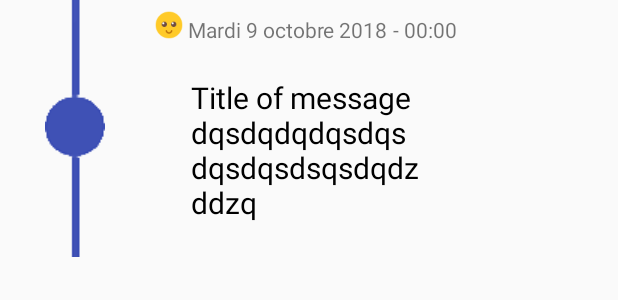
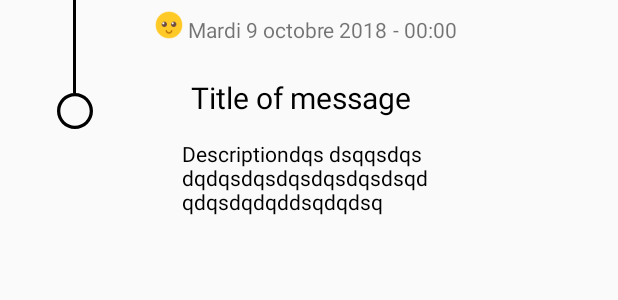
Before and after one commit to Shaolans/MyTimeline, an Android app: the layout content_timeline.xml on its own in the app's theme, with its tools: preview values and no code run, on a phone screen of 412 x 824 dp. Shown: the top 300 px of the screen. Run offline under Robolectric (Android 15) with nearby library versions, the phone set to English and light mode, and no system bars.

Commit message:
update marker

```diff
--- a/app/src/main/res/drawable/marker.xml
+++ b/app/src/main/res/drawable/marker.xml
@@ -1,8 +1,12 @@
 <?xml version="1.0" encoding="utf-8"?>
-<shape
-    xmlns:android="http://schemas.android.com/apk/res/android"
-    android:shape="oval">
+<layer-list xmlns:android="http://schemas.android.com/apk/res/android">
 
-    <solid android:color="@android:color/darker_gray"/>
+    <item
+        android:gravity="center">
+        <shape android:shape="rectangle">
+            <size android:width="2dp" />
+            <solid android:color="#FF000000" />
+        </shape>
+    </item>
 
-</shape>
+</layer-list>
--- a/app/src/main/res/drawable/marker_inactive.xml
+++ b/app/src/main/res/drawable/marker_inactive.xml
@@ -1,4 +1,4 @@
 <vector android:height="24dp" android:viewportHeight="426.667"
-    android:viewportWidth="426.667" android:width="24dp" xmlns:android="http://schemas.android.com/apk/res/android">
-    <path android:fillColor="#FF000000" android:pathData="M213.3,0C95.5,0 0,95.5 0,213.3s95.5,213.3 213.3,213.3s213.3,-95.5 213.3,-213.3S331.2,0 213.3,0zM213.3,387.4c-96.1,0 -174.1,-77.9 -174.1,-174.1s77.9,-174.1 174.1,-174.1c96.1,0.1 174,78 174.1,174.1C387.4,309.5 309.5,387.4 213.3,387.4z"/>
+android:viewportWidth="426.667" android:width="24dp" xmlns:android="http://schemas.android.com/apk/res/android">
+<path android:fillColor="#FF000000" android:pathData="M213.3,0C95.5,0 0,95.5 0,213.3s95.5,213.3 213.3,213.3s213.3,-95.5 213.3,-213.3S331.2,0 213.3,0zM213.3,387.4c-96.1,0 -174.1,-77.9 -174.1,-174.1s77.9,-174.1 174.1,-174.1c96.1,0.1 174,78 174.1,174.1C387.4,309.5 309.5,387.4 213.3,387.4z"/>
 </vector>
--- a/app/src/main/res/layout/content_timeline.xml
+++ b/app/src/main/res/layout/content_timeline.xml
@@ -6,18 +6,29 @@
     xmlns:app="http://schemas.android.com/apk/res-auto">
 
     <ImageView
-        android:id="@+id/background"
-        android:layout_width="wrap_content"
-        android:layout_height="wrap_content"
-        app:layout_constraintLeft_toRightOf="@id/img_left"
-        app:layout_constraintRight_toRightOf="parent"
-        app:layout_constraintBottom_toBottomOf="parent"
-        app:layout_constraintTop_toTopOf="parent"/>
-    <ImageView
         android:id="@+id/img_left"
         android:layout_width="100dp"
         android:layout_height="wrap_content"
-        android:src="@drawable/line"/>
+        android:src="@drawable/marker_inactive"
+        app:layout_constraintTop_toTopOf="parent"
+        app:layout_constraintBottom_toBottomOf="parent"
+        />
+
+    <ImageView
+        android:layout_width="100dp"
+        android:layout_height="0dp"
+        android:src="@drawable/marker"
+        app:layout_constraintTop_toTopOf="parent"
+        app:layout_constraintBottom_toTopOf="@id/img_left"
+        />
+
+    <ImageView
+        android:layout_width="100dp"
+        android:layout_height="0dp"
+        android:src="@drawable/marker"
+        app:layout_constraintTop_toBottomOf="@id/img_left"
+        app:layout_constraintBottom_toTopOf="parent"
+        />
 
     <ImageView
         android:id="@+id/msg_smiley"
@@ -60,13 +71,25 @@
         android:layout_height="wrap_content"
         android:layout_marginTop="12dp"
         android:padding="10dp"
-        android:text="Title of message dqsdqdqdqsdqsdqsdqsdsqsdqdzddzq"
+        android:text="Title of message"
         android:textSize="20dp"
         android:textColor="@android:color/black"
         app:layout_constraintLeft_toRightOf="@id/img_left"
         app:layout_constraintRight_toLeftOf="@id/msg_img"
         app:layout_constraintTop_toBottomOf="@id/msg_smiley"
         />
+
+    <TextView
+        android:id="@+id/msg_descri"
+        android:layout_width="174dp"
+        android:layout_height="wrap_content"
+        android:padding="4dp"
+        android:text="Descriptiondqs dsqqsdqsdqdqsdqsdqsdqsdqsdsqdqdqsdqdqddsqdqdsq"
+        android:textColor="@android:color/black"
+        android:textSize="14dp"
+        app:layout_constraintLeft_toRightOf="@id/img_left"
+        app:layout_constraintRight_toLeftOf="@id/msg_img"
+        app:layout_constraintTop_toBottomOf="@id/msg_title" />
 
     <ImageView
         android:id="@+id/msg_img"
```
